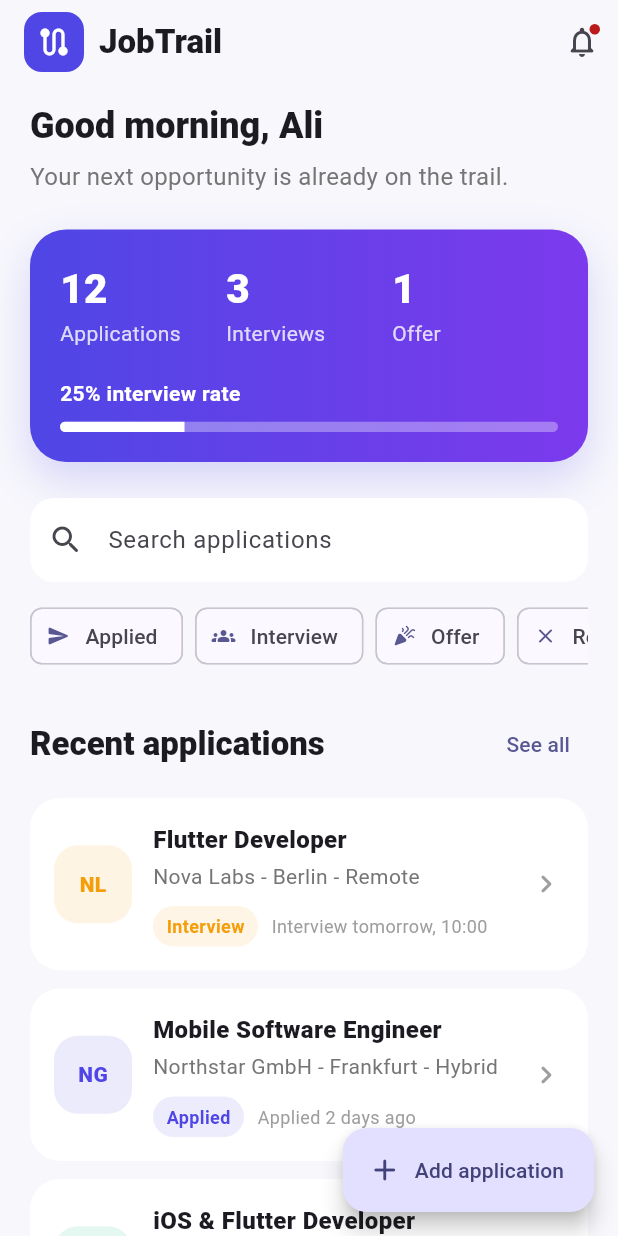
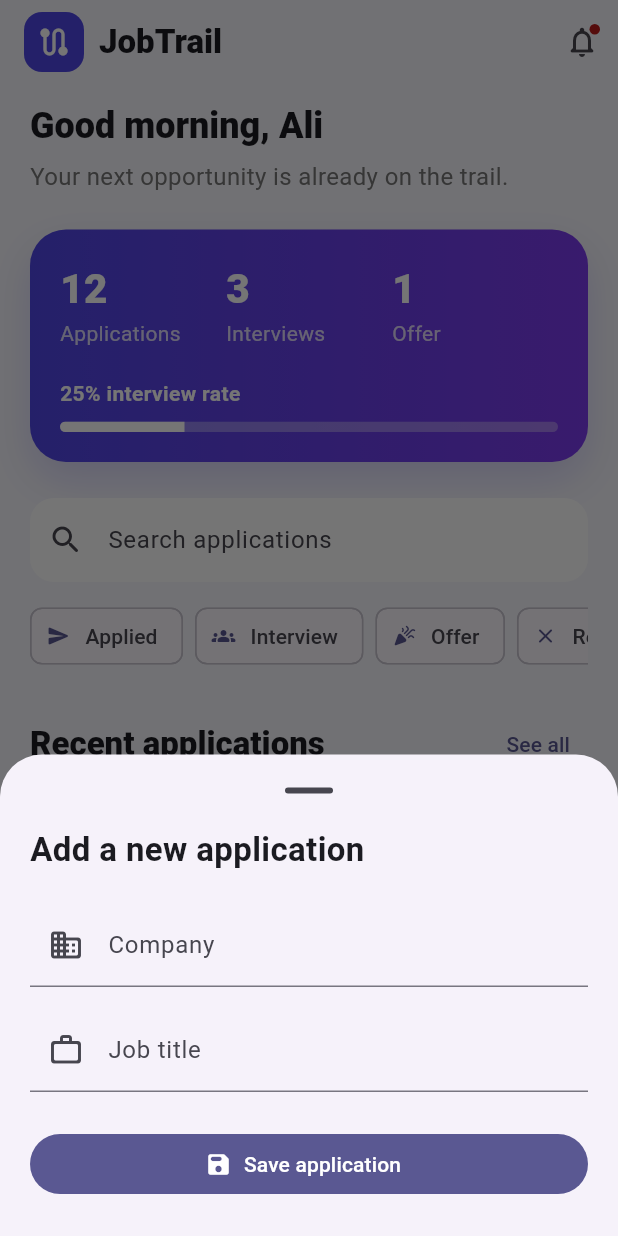
Before and after one commit to aliyoussefhamo/jobtrail, a Flutter app: the screen it shows after launch, after a tap on "Add application", on a phone screen of 412 x 824 dp. Run offline on Flutter 3.47's test engine with Material 3 defaults, Android fonts, the phone set to English and light mode, and no system bars.

Commit message:
feat: add application creation flow

```diff
--- a/lib/main.dart
+++ b/lib/main.dart
@@ -56,7 +56,9 @@ class DashboardPage extends StatefulWidget {
 
 class _DashboardPageState extends State<DashboardPage> {
   Status? selected;
-  static const jobs = [
+  final companyController = TextEditingController();
+  final roleController = TextEditingController();
+  final jobs = <Job>[
     Job(
       'Nova Labs',
       'Flutter Developer',
@@ -81,7 +83,104 @@ class _DashboardPageState extends State<DashboardPage> {
       'Offer received today',
       'PF',
     ),
+    Job(
+      'Orbit Commerce',
+      'Junior Flutter Engineer',
+      'Munich - Onsite',
+      Status.rejected,
+      'Updated yesterday',
+      'OC',
+    ),
   ];
+
+  @override
+  void dispose() {
+    companyController.dispose();
+    roleController.dispose();
+    super.dispose();
+  }
+
+  void openAddApplication() {
+  companyController.clear();
+  roleController.clear();
+
+  showModalBottomSheet<void>(
+    context: context,
+    isScrollControlled: true,
+    showDragHandle: true,
+    builder: (sheetContext) {
+      return Padding(
+        padding: EdgeInsets.fromLTRB(
+          20,
+          0,
+          20,
+          MediaQuery.viewInsetsOf(sheetContext).bottom + 24,
+        ),
+        child: SingleChildScrollView(
+          child: Column(
+            mainAxisSize: MainAxisSize.min,
+            crossAxisAlignment: CrossAxisAlignment.stretch,
+            children: [
+              const Text(
+                'Add a new application',
+                style: TextStyle(
+                  fontSize: 22,
+                  fontWeight: FontWeight.bold,
+                ),
+              ),
+              const SizedBox(height: 20),
+              TextField(
+                controller: companyController,
+                decoration: const InputDecoration(
+                  labelText: 'Company',
+                  prefixIcon: Icon(Icons.business_rounded),
+                ),
+              ),
+              const SizedBox(height: 14),
+              TextField(
+                controller: roleController,
+                decoration: const InputDecoration(
+                  labelText: 'Job title',
+                  prefixIcon: Icon(Icons.work_outline_rounded),
+                ),
+              ),
+              const SizedBox(height: 24),
+              FilledButton.icon(
+                onPressed: () {
+                  final company = companyController.text.trim();
+                  final role = roleController.text.trim();
+
+                  if (company.isEmpty || role.isEmpty) {
+                    return;
+                  }
+
+                  setState(() {
+                    jobs.insert(
+                      0,
+                      Job(
+                        company,
+                        role,
+                        'Not specified',
+                        Status.applied,
+                        'Added just now',
+                        company.substring(0, 1).toUpperCase(),
+                      ),
+                    );
+                    selected = null;
+                  });
+
+                  Navigator.pop(sheetContext);
+                },
+                icon: const Icon(Icons.save_rounded),
+                label: const Text('Save application'),
+              ),
+            ],
+          ),
+        ),
+      );
+    },
+  );
+}
 
   @override
   Widget build(BuildContext context) {
@@ -198,7 +297,7 @@ class _DashboardPageState extends State<DashboardPage> {
         ],
       ),
       floatingActionButton: FloatingActionButton.extended(
-        onPressed: () {},
+        onPressed: openAddApplication,
         icon: const Icon(Icons.add_rounded),
         label: const Text('Add application'),
       ),
```
